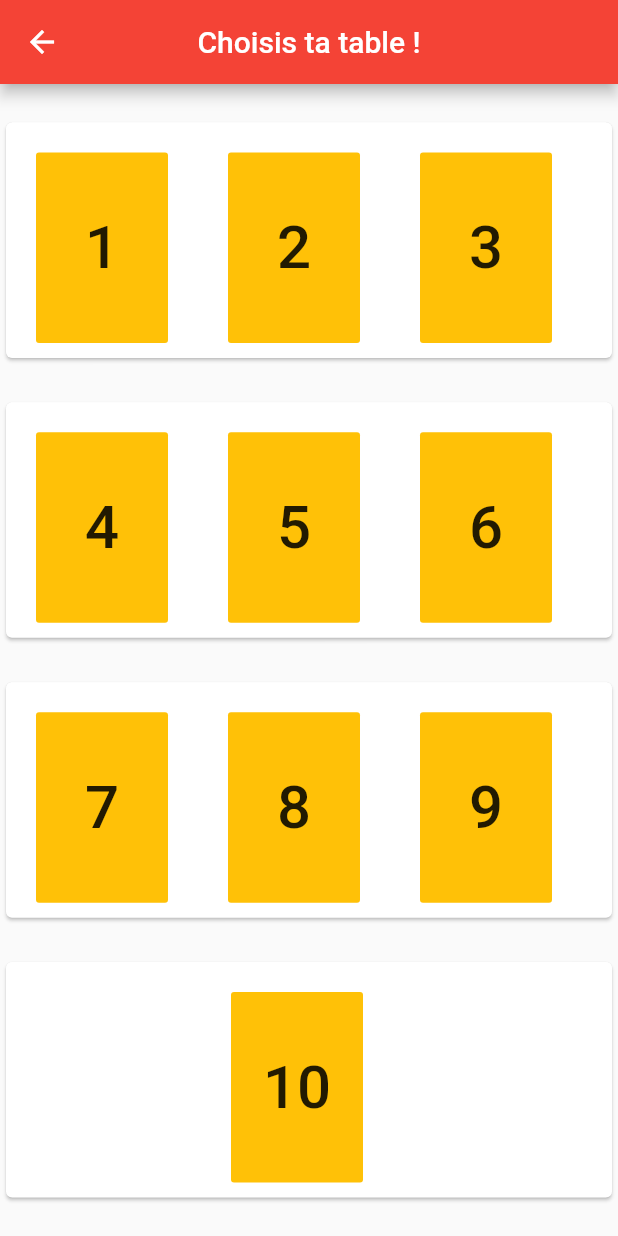
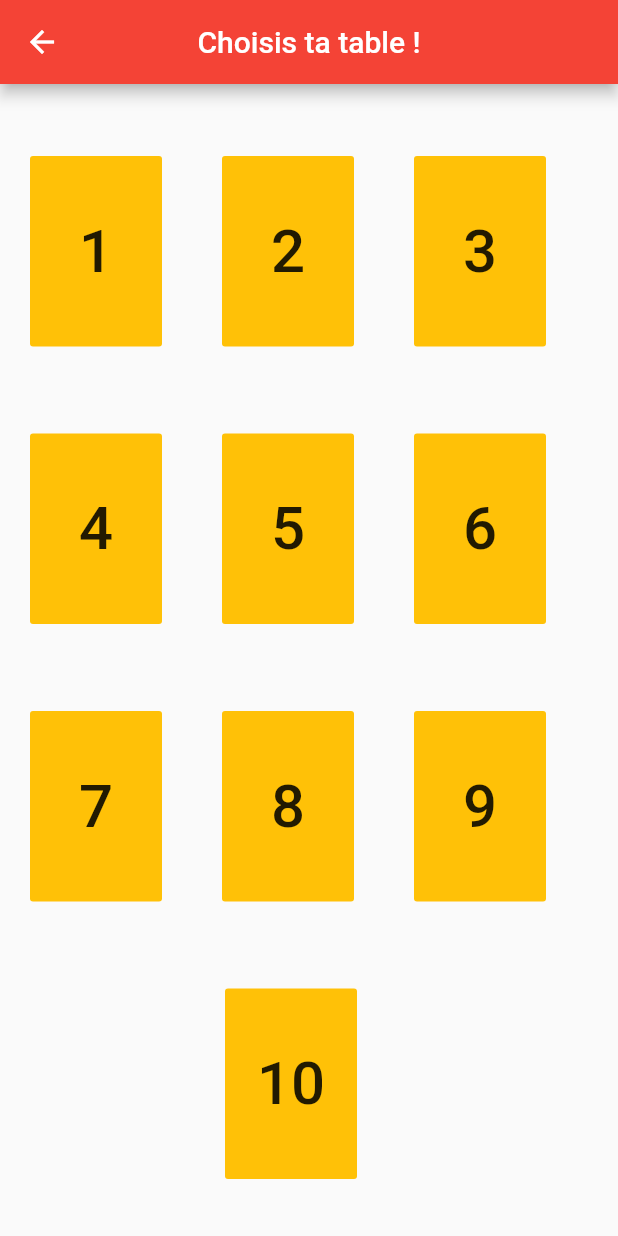
Before and after one commit to manucaputo/appli-mob, a Flutter app: the SecondPage screen opened by its route, on a phone screen of 412 x 824 dp. Run offline on Flutter 3.47's test engine with Material 2 defaults, Android fonts, the phone set to English and light mode, and no system bars.

Commit message:
next step bro (2)

```diff
--- a/lib/second_page.dart
+++ b/lib/second_page.dart
@@ -23,8 +23,7 @@ class _SecondPageState extends State<SecondPage> {
             crossAxisAlignment: CrossAxisAlignment.end,
             children: <Widget>[
               Flexible(
-                  child: Card(
-                      child: Row(children: <Widget>[
+                  child: Row(children: <Widget>[
                 Container(
                   margin: new EdgeInsets.fromLTRB(20.0, 20.0, 0.0, 10.0),
                   child: FlatButton(
@@ -61,10 +60,9 @@ class _SecondPageState extends State<SecondPage> {
                         style: TextStyle(fontSize: 40),
                       )),
                 ),
-              ]))),
+              ])),
               Flexible(
-                  child: Card(
-                      child: Row(children: <Widget>[
+                  child: Row(children: <Widget>[
                 Container(
                   margin: new EdgeInsets.fromLTRB(20.0, 20.0, 0.0, 10.0),
                   child: FlatButton(
@@ -101,10 +99,9 @@ class _SecondPageState extends State<SecondPage> {
                         style: TextStyle(fontSize: 40),
                       )),
                 ),
-              ]))),
+              ])),
               Flexible(
-                  child: Card(
-                      child: Row(children: <Widget>[
+                  child: Row(children: <Widget>[
                 Container(
                   margin: new EdgeInsets.fromLTRB(20.0, 20.0, 0.0, 10.0),
                   child: FlatButton(
@@ -141,10 +138,9 @@ class _SecondPageState extends State<SecondPage> {
                         style: TextStyle(fontSize: 40),
                       )),
                 ),
-              ]))),
+              ])),
               Flexible(
-                  child: Card(
-                      child: Row(children: <Widget>[
+                  child: Row(children: <Widget>[
                 Container(
                   margin: new EdgeInsets.fromLTRB(150.0, 20.0, 0.0, 10.0),
                   child: FlatButton(
@@ -157,7 +153,7 @@ class _SecondPageState extends State<SecondPage> {
                         style: TextStyle(fontSize: 40),
                       )),
                 ),
-              ])))
+              ]))
             ]));
   }
 }
```
